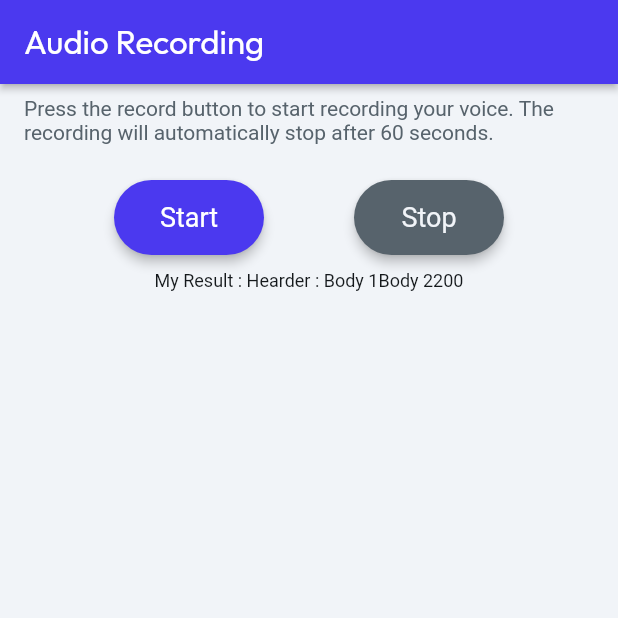
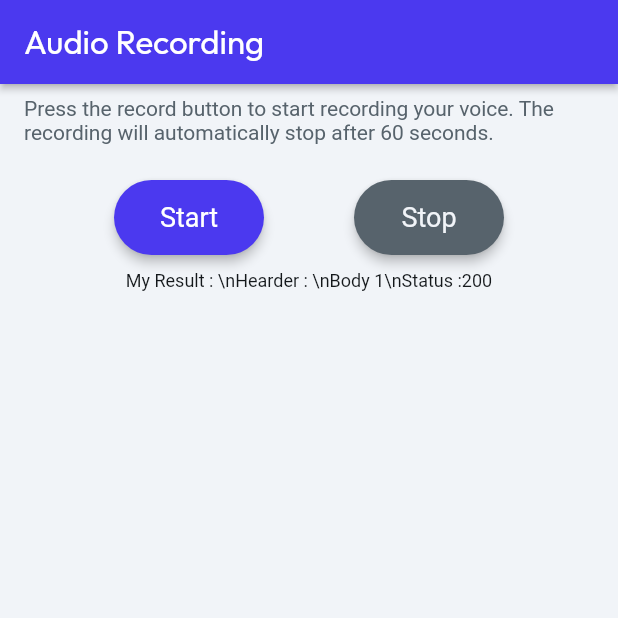
Before and after one commit to mamadouramadan723/Learn_English, a Flutter app: the screen it shows after launch, on a phone screen of 412 x 824 dp, the top half of it. Run offline on Flutter 3.47's test engine with Material 2 defaults, Android fonts, the phone set to English and light mode, and no system bars; drawn by our look-alikes of auto_size_text; our stand-ins replace assets_audio_player, equatable, flutter_animate, font_awesome_flutter, from_css_color, go_router and 5 more; missing offline and left inert: json_path, mime_type, record; Roboto replaces fonts that are missing (Readex Pro).

Commit message:
Updating to latest FlutterFlow output.

```diff
--- a/lib/pages/home_page/home_page_widget.dart
+++ b/lib/pages/home_page/home_page_widget.dart
@@ -346,7 +346,7 @@ class _HomePageWidgetState extends State<HomePageWidget>
                           padding: EdgeInsetsDirectional.fromSTEB(
                               0.0, 10.0, 0.0, 0.0),
                           child: Text(
-                            'My Result : Hearder : ${(_model.apiResultowq?.getHeader('Header : ') ?? '')}Body 1${(_model.apiResultowq?.bodyText ?? '')}Body 2${(_model.apiResultowq?.statusCode ?? 200).toString()}',
+                            'My Result : \\nHearder : ${(_model.apiResultowq?.getHeader('Header : ') ?? '')}\\nBody 1${(_model.apiResultowq?.bodyText ?? '')}\\nStatus :${(_model.apiResultowq?.statusCode ?? 200).toString()}',
                             style: FlutterFlowTheme.of(context).bodyMedium,
                           ),
                         ),
```
